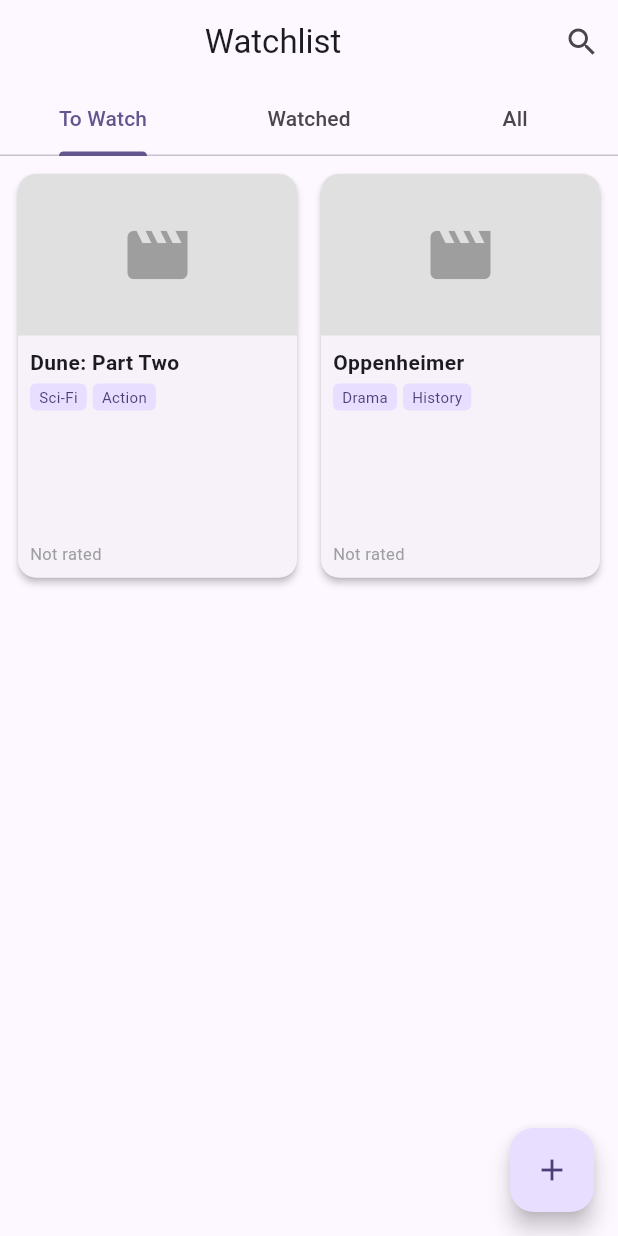
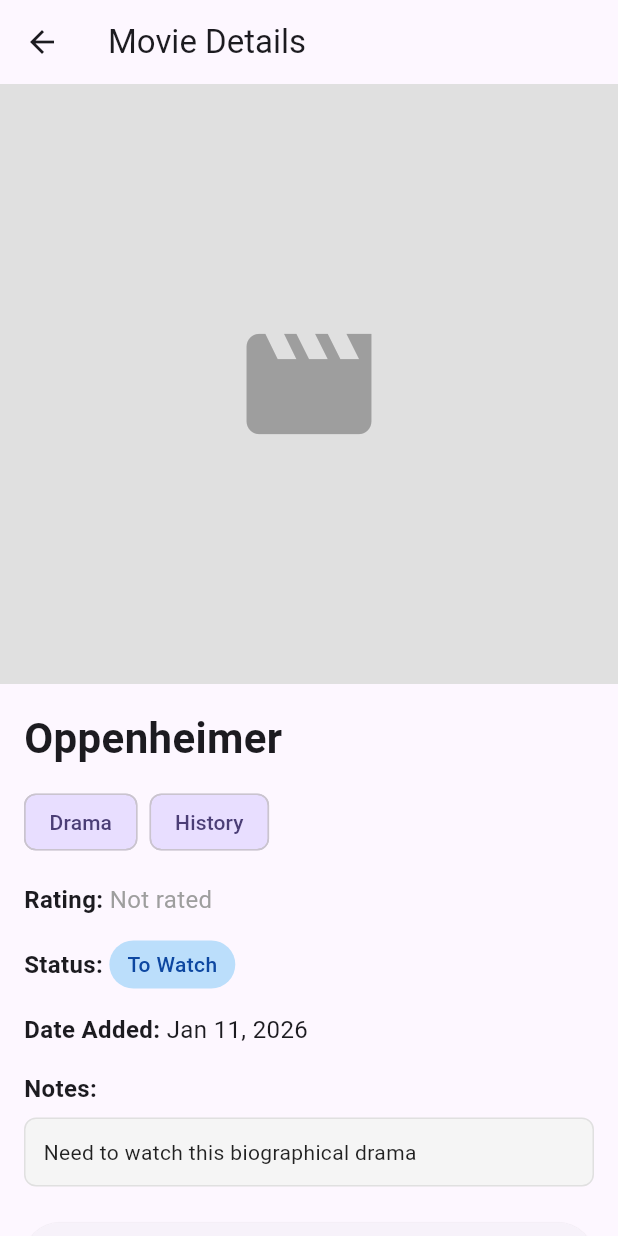
Before and after one commit to Mollinu9/movie_watchlist_app_Flutter, a Flutter app: the screen it shows after launch, after a tap on "Oppenheimer", on a phone screen of 412 x 824 dp. Run offline on Flutter 3.47's test engine with Material 3 defaults, Android fonts, the phone set to English and light mode, and no system bars.

Commit message:
Added movie detail screen and connecting to home screen to view said movie (clicked on) details

```diff
--- a/lib/managers/movie_manager.dart
+++ b/lib/managers/movie_manager.dart
@@ -103,4 +103,10 @@
   int getMovieCountByStatus(MovieStatus status) {
     return _movies.where((movie) => movie.status == status).length;
   }
+
+  // Delete a movie by ID
+  void deleteMovie(String id) {
+    _movies.removeWhere((movie) => movie.id == id);
+    notifyListeners();
+  }
 }
--- a/lib/screens/home_screen.dart
+++ b/lib/screens/home_screen.dart
@@ -4,6 +4,7 @@
 import 'package:movie_watchlist_app/models/movie.dart';
 import 'package:movie_watchlist_app/widgets/movie_card.dart';
 import 'package:movie_watchlist_app/screens/add_movie_screen.dart';
+import 'package:movie_watchlist_app/screens/movie_detail_screen.dart';
 
 class HomeScreen extends StatefulWidget {
   const HomeScreen({super.key});
@@ -101,7 +102,11 @@
         return MovieCard(
           movie: movie,
           onTap: () {
-            // Navigate to movie detail screen - will be implemented later
+            Navigator.of(context).push(
+              MaterialPageRoute(
+                builder: (context) => MovieDetailScreen(movie: movie),
+              ),
+            );
           },
         );
       },
--- /dev/null
+++ b/lib/screens/movie_detail_screen.dart
@@ -0,0 +1,264 @@
+import 'dart:io';
+import 'package:flutter/material.dart';
+import 'package:movie_watchlist_app/models/movie.dart';
+import 'package:movie_watchlist_app/managers/movie_manager.dart';
+import 'package:provider/provider.dart';
+import 'package:intl/intl.dart';
+
+class MovieDetailScreen extends StatelessWidget {
+  final Movie movie;
+
+  const MovieDetailScreen({super.key, required this.movie});
+
+  @override
+  Widget build(BuildContext context) {
+    return Scaffold(
+      appBar: AppBar(title: const Text('Movie Details')),
+      body: SingleChildScrollView(
+        child: Column(
+          crossAxisAlignment: CrossAxisAlignment.start,
+          children: [
+            _buildPosterImage(),
+            Padding(
+              padding: const EdgeInsets.all(16.0),
+              child: Column(
+                crossAxisAlignment: CrossAxisAlignment.start,
+                children: [
+                  _buildTitle(),
+                  const SizedBox(height: 12),
+                  _buildGenreChips(context),
+                  const SizedBox(height: 16),
+                  _buildRatingDisplay(),
+                  const SizedBox(height: 16),
+                  _buildStatusBadge(context),
+                  const SizedBox(height: 16),
+                  _buildDateAdded(),
+                  const SizedBox(height: 16),
+                  _buildNotesSection(),
+                  const SizedBox(height: 24),
+                  _buildEditButton(context),
+                  const SizedBox(height: 12),
+                  _buildDeleteButton(context),
+                  const SizedBox(height: 16),
+                ],
+              ),
+            ),
+          ],
+        ),
+      ),
+    );
+  }
+
+  Widget _buildPosterImage() {
+    if (movie.imagePath != null && movie.imagePath!.isNotEmpty) {
+      final file = File(movie.imagePath!);
+      if (file.existsSync()) {
+        return SizedBox(
+          width: double.infinity,
+          height: 400,
+          child: Image.file(file, fit: BoxFit.cover),
+        );
+      }
+    }
+
+    return Container(
+      width: double.infinity,
+      height: 400,
+      color: Colors.grey[300],
+      child: const Center(
+        child: Icon(Icons.movie, size: 100, color: Colors.grey),
+      ),
+    );
+  }
+
+  Widget _buildTitle() {
+    return Text(
+      movie.title,
+      style: const TextStyle(fontSize: 28, fontWeight: FontWeight.bold),
+    );
+  }
+
+  Widget _buildGenreChips(BuildContext context) {
+    return Wrap(
+      spacing: 8,
+      runSpacing: 8,
+      children: movie.genres.map((genre) {
+        return Chip(
+          label: Text(genre),
+          backgroundColor: Theme.of(context).colorScheme.primaryContainer,
+          labelStyle: TextStyle(
+            color: Theme.of(context).colorScheme.onPrimaryContainer,
+          ),
+        );
+      }).toList(),
+    );
+  }
+
+  Widget _buildRatingDisplay() {
+    return Row(
+      children: [
+        const Text(
+          'Rating: ',
+          style: TextStyle(fontSize: 16, fontWeight: FontWeight.w600),
+        ),
+        if (movie.rating != null) ...[
+          ...List.generate(5, (index) {
+            return Icon(
+              index < movie.rating! ? Icons.star : Icons.star_border,
+              size: 24,
+              color: Colors.amber,
+            );
+          }),
+          const SizedBox(width: 8),
+          Text('${movie.rating}/5', style: const TextStyle(fontSize: 16)),
+        ] else
+          const Text(
+            'Not rated',
+            style: TextStyle(fontSize: 16, color: Colors.grey),
+          ),
+      ],
+    );
+  }
+
+  Widget _buildStatusBadge(BuildContext context) {
+    return Row(
+      children: [
+        const Text(
+          'Status: ',
+          style: TextStyle(fontSize: 16, fontWeight: FontWeight.w600),
+        ),
+        Container(
+          padding: const EdgeInsets.symmetric(horizontal: 12, vertical: 6),
+          decoration: BoxDecoration(
+            color: movie.status == MovieStatus.watched
+                ? Colors.green[100]
+                : Colors.blue[100],
+            borderRadius: BorderRadius.circular(16),
+          ),
+          child: Text(
+            movie.status.displayName,
+            style: TextStyle(
+              fontSize: 14,
+              fontWeight: FontWeight.w500,
+              color: movie.status == MovieStatus.watched
+                  ? Colors.green[900]
+                  : Colors.blue[900],
+            ),
+          ),
+        ),
+      ],
+    );
+  }
+
+  Widget _buildDateAdded() {
+    final formattedDate = DateFormat('MMM dd, yyyy').format(movie.createdAt);
+    return Row(
+      children: [
+        const Text(
+          'Date Added: ',
+          style: TextStyle(fontSize: 16, fontWeight: FontWeight.w600),
+        ),
+        Text(formattedDate, style: const TextStyle(fontSize: 16)),
+      ],
+    );
+  }
+
+  Widget _buildNotesSection() {
+    return Column(
+      crossAxisAlignment: CrossAxisAlignment.start,
+      children: [
+        const Text(
+          'Notes:',
+          style: TextStyle(fontSize: 16, fontWeight: FontWeight.w600),
+        ),
+        const SizedBox(height: 8),
+        Container(
+          width: double.infinity,
+          padding: const EdgeInsets.all(12),
+          decoration: BoxDecoration(
+            color: Colors.grey[100],
+            borderRadius: BorderRadius.circular(8),
+            border: Border.all(color: Colors.grey[300]!),
+          ),
+          child: Text(
+            movie.notes != null && movie.notes!.isNotEmpty
+                ? movie.notes!
+                : 'No notes',
+            style: TextStyle(
+              fontSize: 14,
+              color: movie.notes != null && movie.notes!.isNotEmpty
+                  ? Colors.black87
+                  : Colors.grey,
+            ),
+          ),
+        ),
+      ],
+    );
+  }
+
+  Widget _buildEditButton(BuildContext context) {
+    return SizedBox(
+      width: double.infinity,
+      child: ElevatedButton.icon(
+        onPressed: () {
+          // Navigate to Edit Movie Screen - will be implemented later
+        },
+        icon: const Icon(Icons.edit),
+        label: const Text('Edit'),
+        style: ElevatedButton.styleFrom(
+          padding: const EdgeInsets.symmetric(vertical: 14),
+        ),
+      ),
+    );
+  }
+
+  Widget _buildDeleteButton(BuildContext context) {
+    return SizedBox(
+      width: double.infinity,
+      child: OutlinedButton.icon(
+        onPressed: () => _showDeleteConfirmationDialog(context),
+        icon: const Icon(Icons.delete, color: Colors.red),
+        label: const Text('Delete', style: TextStyle(color: Colors.red)),
+        style: OutlinedButton.styleFrom(
+          padding: const EdgeInsets.symmetric(vertical: 14),
+          side: const BorderSide(color: Colors.red),
+        ),
+      ),
+    );
+  }
+
+  Future<void> _showDeleteConfirmationDialog(BuildContext context) async {
+    final confirmed = await showDialog<bool>(
+      context: context,
+      builder: (BuildContext dialogContext) {
+        return AlertDialog(
+          title: const Text('Delete Movie'),
+          content: Text(
+            'Are you sure you want to delete "${movie.title}"? This action cannot be undone.',
+          ),
+          actions: [
+            TextButton(
+              onPressed: () => Navigator.of(dialogContext).pop(false),
+              child: const Text('Cancel'),
+            ),
+            TextButton(
+              onPressed: () => Navigator.of(dialogContext).pop(true),
+              style: TextButton.styleFrom(foregroundColor: Colors.red),
+              child: const Text('Delete'),
+            ),
+          ],
+        );
+      },
+    );
+
+    if (confirmed == true && context.mounted) {
+      _deleteMovie(context);
+    }
+  }
+
+  void _deleteMovie(BuildContext context) {
+    final movieManager = Provider.of<MovieManager>(context, listen: false);
+    movieManager.deleteMovie(movie.id);
+    Navigator.of(context).pop();
+  }
+}
--- a/pubspec.yaml
+++ b/pubspec.yaml
@@ -14,6 +14,7 @@
   firebase_core: ^4.4.0 # Firebase initialization (required for analytics)
   flutter_local_notifications: ^19.5.0 # Local push notifications for movie additions
   image_picker: ^1.2.1 # Camera and gallery access for movie posters
+  intl: ^0.19.0 # Date formatting
   provider: ^6.1.5+1 # State management for MovieManager and ThemeManager
   shared_preferences: ^2.5.4 # Local storage for movies, settings, and profile
   uuid: ^4.5.2 # Generate unique IDs for movies
```
Also changed, not shown: pubspec.lock.
